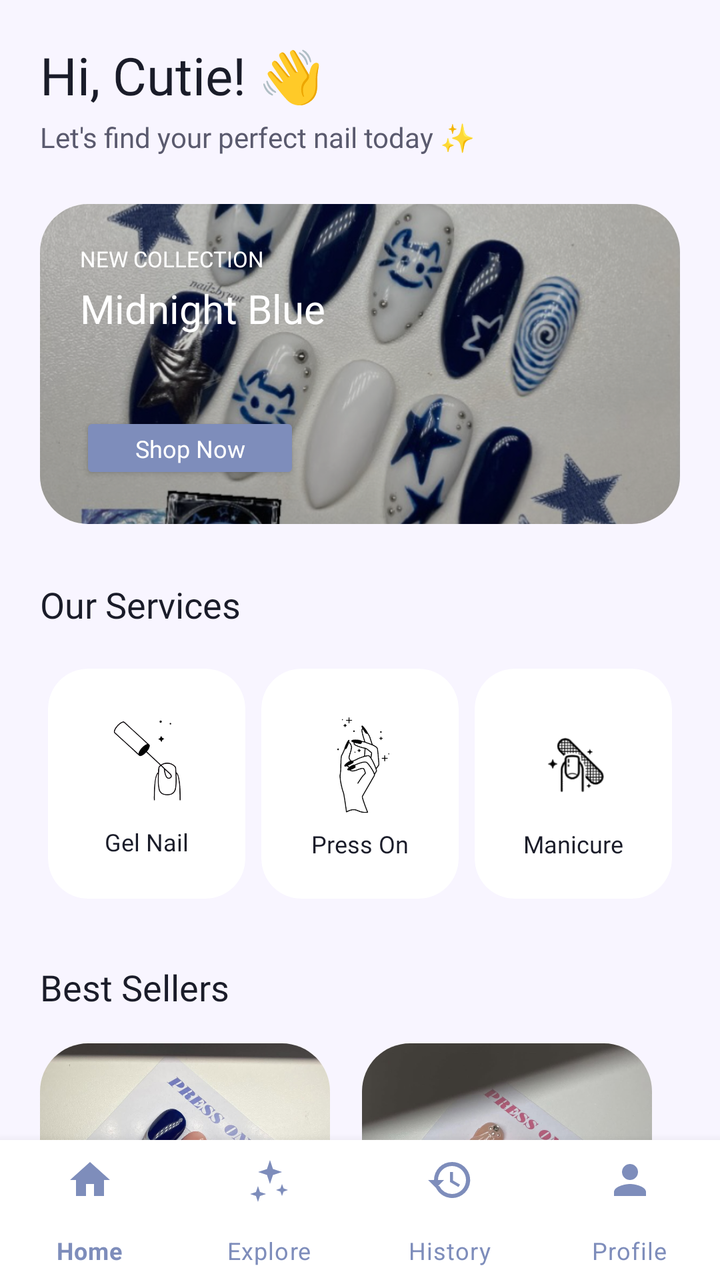
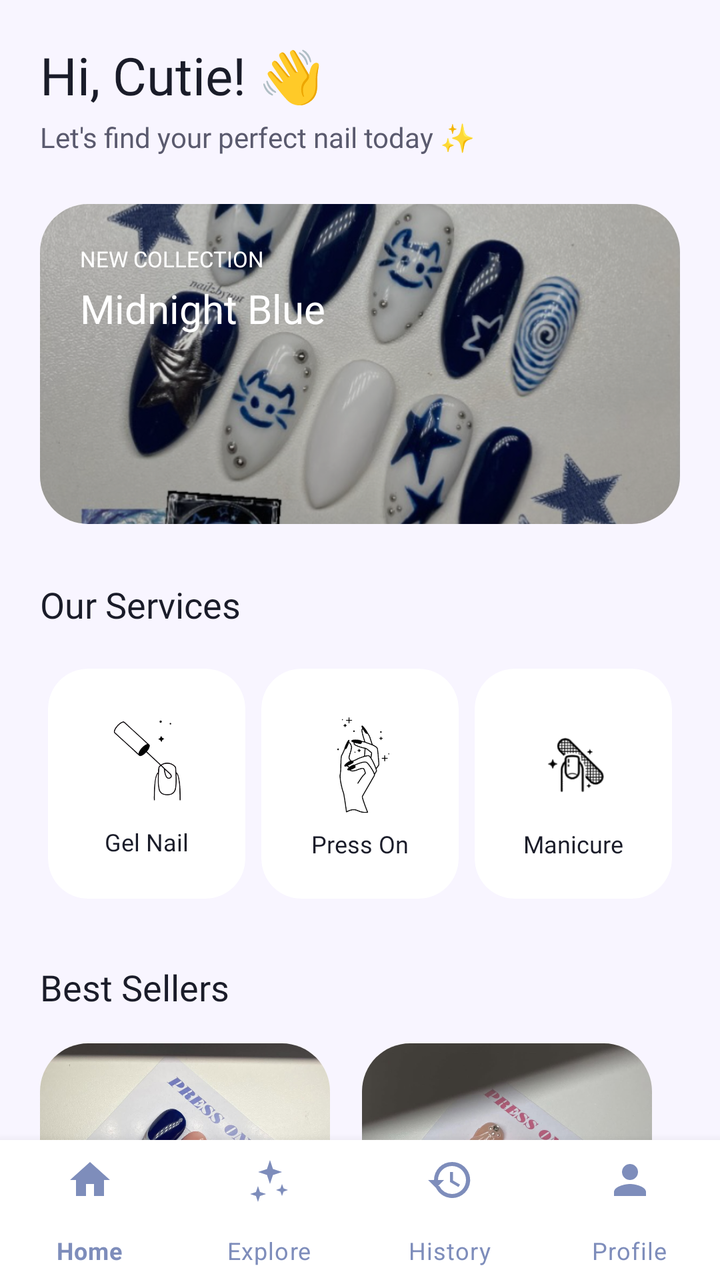

Screens rendered from an Android XML layout before and after an edit, with the pre-edit source and the edit as a unified diff.
<!-- AndroidManifest.xml: application theme Theme.Nailzbynutz -->
<!-- res/layout/activity_main_navigation.xml -->
<?xml version="1.0" encoding="utf-8"?>
<RelativeLayout xmlns:android="http://schemas.android.com/apk/res/android"
    xmlns:app="http://schemas.android.com/apk/res-auto"
    android:layout_width="match_parent"
    android:layout_height="match_parent"
    android:background="@color/background_primary">

    
    <ScrollView
        android:id="@+id/layout_home_page"
        android:layout_width="match_parent"
        android:layout_height="match_parent"
        android:layout_above="@id/bottom_navigation"
        android:scrollbars="none"
        android:padding="20dp"
        android:clipToPadding="false">

        <LinearLayout
            android:layout_width="match_parent"
            android:layout_height="wrap_content"
            android:orientation="vertical">

            
            <TextView
                android:id="@+id/tv_welcome_user"
                android:layout_width="wrap_content"
                android:layout_height="wrap_content"
                android:text="Hi, Cutie! 👋"
                android:textColor="@color/text_primary"
                android:textSize="26sp"
                android:fontFamily="@font/fredoka_bold"
                android:layout_marginBottom="4dp" />

            <TextView
                android:layout_width="wrap_content"
                android:layout_height="wrap_content"
                android:text="Let's find your perfect nail today ✨"
                android:textColor="@color/text_secondary"
                android:textSize="14sp"
                android:fontFamily="@font/poppins_medium"
                android:layout_marginBottom="24dp" />

            
            <androidx.cardview.widget.CardView
                android:layout_width="match_parent"
                android:layout_height="160dp"
                android:layout_marginBottom="28dp"
                app:cardCornerRadius="24dp"
                app:cardElevation="0dp"
                app:cardBackgroundColor="@color/background_card">
                <RelativeLayout
                    android:layout_width="match_parent"
                    android:layout_height="match_parent">
                    <ImageView
                        android:layout_width="match_parent"
                        android:layout_height="match_parent"
                        android:src="@drawable/img_banner_nails"
                        android:scaleType="centerCrop" />
                    <View
                        android:layout_width="match_parent"
                        android:layout_height="match_parent"
                        android:background="#33000000" />
                    <RelativeLayout
                        android:layout_width="match_parent"
                        android:layout_height="match_parent"
                        android:padding="20dp">
                        <TextView
                            android:id="@+id/tv_banner_tag"
                            android:layout_width="wrap_content"
                            android:layout_height="wrap_content"
                            android:text="NEW COLLECTION"
                            android:textColor="@color/white"
                            android:textSize="11sp"
                            android:fontFamily="@font/poppins_bold" />
                        <TextView
                            android:layout_width="wrap_content"
                            android:layout_height="wrap_content"
                            android:layout_below="@id/tv_banner_tag"
                            android:text="Midnight Blue"
                            android:textColor="@color/white"
                            android:textSize="20sp"
                            android:fontFamily="@font/fredoka_bold"
                            android:layout_marginTop="4dp" />
                        <androidx.appcompat.widget.AppCompatButton
                            android:id="@+id/btn_shop_now"
                            android:layout_width="110dp"
                            android:layout_height="36dp"
                            android:layout_alignParentBottom="true"
                            android:backgroundTint="@color/lavender_dark"
                            android:fontFamily="@font/poppins_bold"
                            android:text="Shop Now"
                            android:textAllCaps="false"
                            android:textColor="@color/white"
                            android:textSize="12sp"
                            app:cornerRadius="18dp" />
                    </RelativeLayout>
                </RelativeLayout>
            </androidx.cardview.widget.CardView>

            
            <TextView
                android:layout_width="wrap_content"
                android:layout_height="wrap_content"
                android:text="Our Services"
                android:textColor="@color/text_primary"
                android:textSize="18sp"
                android:fontFamily="@font/poppins_bold"
                android:layout_marginBottom="16dp" />

            <GridLayout
                android:layout_width="match_parent"
                android:layout_height="wrap_content"
                android:columnCount="3"
                android:alignmentMode="alignMargins"
                android:columnOrderPreserved="false"
                android:layout_marginBottom="28dp">

                
                <androidx.cardview.widget.CardView
                    android:id="@+id/menu_gel_nail"
                    android:layout_width="0dp"
                    android:layout_height="115dp"
                    android:layout_columnWeight="1"
                    android:layout_margin="4dp"
                    android:clickable="true"
                    android:focusable="true"
                    app:cardCornerRadius="20dp"
                    app:cardElevation="0dp"
                    app:cardBackgroundColor="@color/background_card">
                    <LinearLayout
                        android:layout_width="match_parent"
                        android:layout_height="match_parent"
                        android:gravity="center"
                        android:orientation="vertical"
                        android:padding="8dp">
                        <ImageView
                            android:layout_width="40dp"
                            android:layout_height="50dp"
                            android:src="@drawable/ic_gel" />
                        <TextView
                            android:layout_width="wrap_content"
                            android:layout_height="wrap_content"
                            android:layout_marginTop="8dp"
                            android:fontFamily="@font/poppins_bold"
                            android:text="Gel Nail"
                            android:textColor="@color/text_primary"
                            android:textSize="12sp" />
                    </LinearLayout>
                </androidx.cardview.widget.CardView>

                
                <androidx.cardview.widget.CardView
                    android:id="@+id/menu_press_on_nail"
                    android:layout_width="0dp"
                    android:layout_height="115dp"
                    android:layout_columnWeight="1"
                    android:layout_margin="4dp"
                    android:clickable="true"
                    android:focusable="true"
                    app:cardCornerRadius="20dp"
                    app:cardElevation="0dp"
                    app:cardBackgroundColor="@color/background_card">
                    <LinearLayout
                        android:layout_width="match_parent"
                        android:layout_height="match_parent"
                        android:gravity="center"
                        android:orientation="vertical"
                        android:padding="8dp">
                        <ImageView
                            android:layout_width="40dp"
                            android:layout_height="60dp"
                            android:src="@drawable/ic_layers" />
                        <TextView
                            android:layout_width="wrap_content"
                            android:layout_height="wrap_content"
                            android:fontFamily="@font/poppins_bold"
                            android:text="Press On"
                            android:textColor="@color/text_primary"
                            android:textSize="12sp" />
                    </LinearLayout>
                </androidx.cardview.widget.CardView>

                
                <androidx.cardview.widget.CardView
                    android:id="@+id/menu_manicure"
                    android:layout_width="0dp"
                    android:layout_height="115dp"
                    android:layout_columnWeight="1"
                    android:layout_margin="4dp"
                    android:clickable="true"
                    android:focusable="true"
                    app:cardCornerRadius="20dp"
                    app:cardElevation="0dp"
                    app:cardBackgroundColor="@color/background_card">
                    <LinearLayout
                        android:layout_width="match_parent"
                        android:layout_height="match_parent"
                        android:gravity="center"
                        android:orientation="vertical"
                        android:padding="8dp">
                        <ImageView
                            android:layout_width="50dp"
                            android:layout_height="60dp"
                            android:src="@drawable/ic_nail_shape" />
                        <TextView
                            android:layout_width="wrap_content"
                            android:layout_height="wrap_content"
                            android:fontFamily="@font/poppins_bold"
                            android:text="Manicure"
                            android:textColor="@color/text_primary"
                            android:textSize="12sp" />
                    </LinearLayout>
                </androidx.cardview.widget.CardView>

            </GridLayout>

            
            <TextView
                android:layout_width="wrap_content"
                android:layout_height="wrap_content"
                android:text="Best Sellers"
                android:textColor="@color/text_primary"
                android:textSize="18sp"
                android:fontFamily="@font/poppins_bold"
                android:layout_marginBottom="16dp" />

            <HorizontalScrollView
                android:layout_width="match_parent"
                android:layout_height="wrap_content"
                android:scrollbars="none"
                android:paddingBottom="10dp">

                <LinearLayout
                    android:layout_width="wrap_content"
                    android:layout_height="wrap_content"
                    android:orientation="horizontal">

                    
                    <androidx.cardview.widget.CardView
                        android:layout_width="145dp"
                        android:layout_height="225dp"
                        android:layout_marginRight="16dp"
                        app:cardCornerRadius="24dp"
                        app:cardElevation="0dp"
                        app:cardBackgroundColor="@color/background_card">
                        <LinearLayout
                            android:layout_width="match_parent"
                            android:layout_height="match_parent"
                            android:orientation="vertical">
                            <ImageView
                                android:layout_width="match_parent"
                                android:layout_height="145dp"
                                android:src="@drawable/nail2"
                                android:scaleType="centerCrop" />
                            <TextView
                                android:layout_width="wrap_content"
                                android:layout_height="wrap_content"
                                android:text="Bluey Pink"
                                android:paddingLeft="14dp"
                                android:paddingTop="10dp"
                                android:textColor="@color/text_primary"
                                android:fontFamily="@font/poppins_bold"
                                android:textSize="14sp" />
                            <TextView
                                android:layout_width="wrap_content"
                                android:layout_height="wrap_content"
                                android:text="Rp 85.000"
                                android:paddingLeft="14dp"
                                android:textColor="@color/lavender_dark"
                                android:fontFamily="@font/poppins_medium"
                                android:textSize="13sp"
                                android:layout_marginTop="2dp" />
                        </LinearLayout>
                    </androidx.cardview.widget.CardView>

                    
                    <androidx.cardview.widget.CardView
                        android:layout_width="145dp"
                        android:layout_height="225dp"
                        android:layout_marginRight="16dp"
                        app:cardCornerRadius="24dp"
                        app:cardElevation="0dp"
                        app:cardBackgroundColor="@color/background_card">
                        <LinearLayout
                            android:layout_width="match_parent"
                            android:layout_height="match_parent"
                            android:orientation="vertical">
                            <ImageView
                                android:layout_width="match_parent"
                                android:layout_height="145dp"
                                android:src="@drawable/nail3"
                                android:scaleType="centerCrop" />
                            <TextView
                                android:layout_width="wrap_content"
                                android:layout_height="wrap_content"
                                android:text="Pink Aurora"
                                android:paddingLeft="14dp"
                                android:paddingTop="10dp"
                                android:textColor="@color/text_primary"
                                android:fontFamily="@font/poppins_bold"
                                android:textSize="14sp" />
                            <TextView
                                android:layout_width="wrap_content"
                                android:layout_height="wrap_content"
                                android:text="Rp 90.000"
                                android:paddingLeft="14dp"
                                android:textColor="@color/lavender_dark"
                                android:fontFamily="@font/poppins_medium"
                                android:textSize="13sp"
                                android:layout_marginTop="2dp" />
                        </LinearLayout>
                    </androidx.cardview.widget.CardView>

                    
                    <androidx.cardview.widget.CardView
                        android:layout_width="145dp"
                        android:layout_height="225dp"
                        android:layout_marginRight="16dp"
                        app:cardCornerRadius="24dp"
                        app:cardElevation="0dp"
                        app:cardBackgroundColor="@color/background_card">
                        <LinearLayout
                            android:layout_width="match_parent"
                            android:layout_height="match_parent"
                            android:orientation="vertical">
                            <ImageView
                                android:layout_width="match_parent"
                                android:layout_height="145dp"
                                android:src="@drawable/nail9"
                                android:scaleType="centerCrop" />
                            <TextView
                                android:layout_width="wrap_content"
                                android:layout_height="wrap_content"
                                android:text="Marina Glaze"
                                android:paddingLeft="14dp"
                                android:paddingTop="10dp"
                                android:textColor="@color/text_primary"
                                android:fontFamily="@font/poppins_bold"
                                android:textSize="14sp" />
                            <TextView
                                android:layout_width="wrap_content"
                                android:layout_height="wrap_content"
                                android:text="Rp 95.000"
                                android:paddingLeft="14dp"
                                android:textColor="@color/lavender_dark"
                                android:fontFamily="@font/poppins_medium"
                                android:textSize="13sp"
                                android:layout_marginTop="2dp" />
                        </LinearLayout>
                    </androidx.cardview.widget.CardView>

                </LinearLayout>
            </HorizontalScrollView>

        </LinearLayout>
    </ScrollView>

    
    <com.google.android.material.bottomnavigation.BottomNavigationView
        android:id="@+id/bottom_navigation"
        android:layout_width="match_parent"
        android:layout_height="70dp"
        android:layout_alignParentBottom="true"
        android:background="@color/background_card"
        app:itemIconTint="@color/lavender_dark"
        app:itemTextColor="@color/lavender_dark"
        app:labelVisibilityMode="labeled"
        app:menu="@menu/bottom_nav_menu" />

</RelativeLayout>
<!-- resources referenced by this layout -->
<resources>
  <color name="background_card">#FFFFFF</color>
  <color name="background_primary">#F8F5FF</color>
  <color name="lavender_dark">#7E8DBB</color>
  <color name="text_primary">#1A1C29</color>
  <color name="text_secondary">#5A5A6E</color>
  <color name="white">#FFFFFF</color>
  <!-- drawable ic_gel: png bitmap (drawable, 24538 bytes) -->
  <!-- drawable ic_layers: png bitmap (drawable, 24161 bytes) -->
  <!-- drawable ic_nail_shape: png bitmap (drawable, 12151 bytes) -->
  <!-- drawable img_banner_nails: png bitmap (drawable, 1006654 bytes) -->
  <!-- drawable nail2: jpg bitmap (drawable, 95777 bytes) -->
  <!-- drawable nail3: jpg bitmap (drawable, 74777 bytes) -->
  <!-- drawable nail9: jpg bitmap (drawable, 217271 bytes) -->
  <style name="Theme.Nailzbynutz" parent="Theme.MaterialComponents.DayNight.NoActionBar">
          <item name="colorPrimary">@color/lavender_dark</item>
          <item name="colorPrimaryVariant">@color/lavender_accent</item>
          <item name="colorOnPrimary">@color/white</item>
          <item name="colorSecondary">@color/lavender_medium</item>
          <item name="colorSecondaryVariant">@color/lavender_light</item>
          <item name="colorOnSecondary">@color/black</item>
          <item name="android:statusBarColor">@color/background_primary</item>
          <item name="android:windowBackground">@color/background_primary</item>
      </style>
  <color name="lavender_accent">#8B7BD6</color>
  <color name="lavender_medium">#B8A6E8</color>
  <color name="lavender_light">#D9CCFF</color>
  <color name="black">#000000</color>
</resources>

<!-- the commit's change to res/layout/activity_main_navigation.xml (unified diff, before → after) -->
@@ -81,18 +81,7 @@
                             android:textSize="20sp"
                             android:fontFamily="@font/fredoka_bold"
                             android:layout_marginTop="4dp" />
-                        <androidx.appcompat.widget.AppCompatButton
-                            android:id="@+id/btn_shop_now"
-                            android:layout_width="110dp"
-                            android:layout_height="36dp"
-                            android:layout_alignParentBottom="true"
-                            android:backgroundTint="@color/lavender_dark"
-                            android:fontFamily="@font/poppins_bold"
-                            android:text="Shop Now"
-                            android:textAllCaps="false"
-                            android:textColor="@color/white"
-                            android:textSize="12sp"
-                            app:cornerRadius="18dp" />
+
                     </RelativeLayout>
                 </RelativeLayout>
             </androidx.cardview.widget.CardView>
